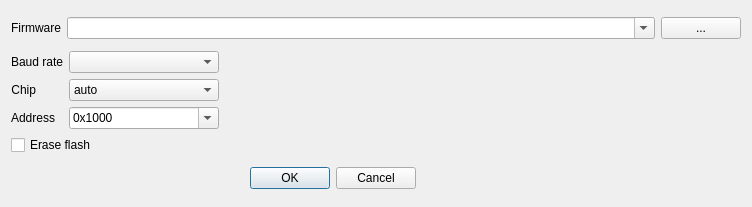
The window that tools/camflasher/dialogflash.ui (remibert/pycameresp) describes before a commit, drawn with Qt 5.
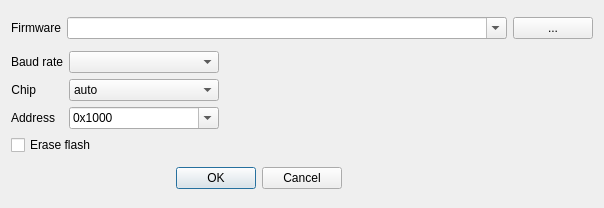
The same window after the commit.

Diff of the .ui file:
```diff
--- a/tools/camflasher/dialogflash.ui
+++ b/tools/camflasher/dialogflash.ui
@@ -6,8 +6,8 @@
    <rect>
     <x>0</x>
     <y>0</y>
-    <width>752</width>
-    <height>207</height>
+    <width>604</width>
+    <height>208</height>
    </rect>
   </property>
   <property name="windowTitle">
```
